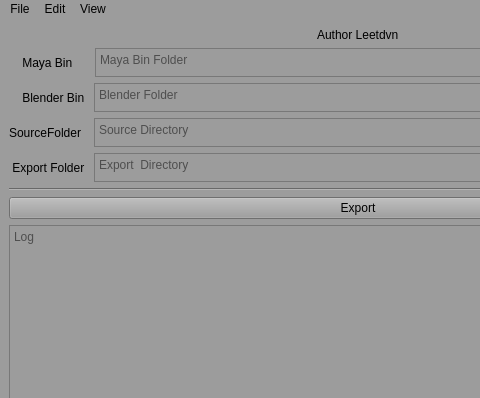
First picture: the form in src/mainwindow.ui, repository leetdvn/LeeAutoExportFBX, before the edit; both pictures show x 0 to 480 and y 0 to 398 of the 716 by 481 pixel window.
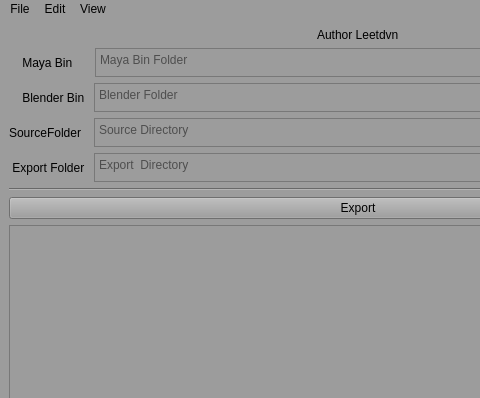
Second picture: the form after the edit.

The edit to the form file:
```diff
--- a/src/mainwindow.ui
+++ b/src/mainwindow.ui
@@ -219,12 +219,9 @@
        </widget>
       </item>
       <item>
-       <widget class="QPlainTextEdit" name="LeeLog">
+       <widget class="QTextEdit" name="LeeLog">
         <property name="enabled">
-         <bool>false</bool>
-        </property>
-        <property name="placeholderText">
-         <string>Log</string>
+         <bool>true</bool>
         </property>
        </widget>
       </item>
```
Left out of the diff: 4 changed lines with no effect on the pictures.
